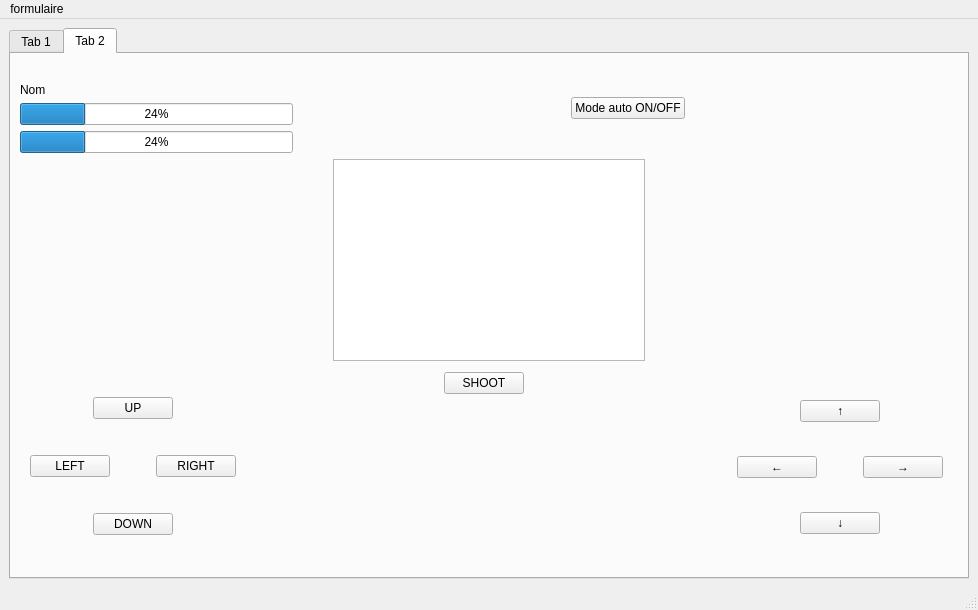
Old version of the form formulaire.ui in the repository RadarsGlenn/agent.
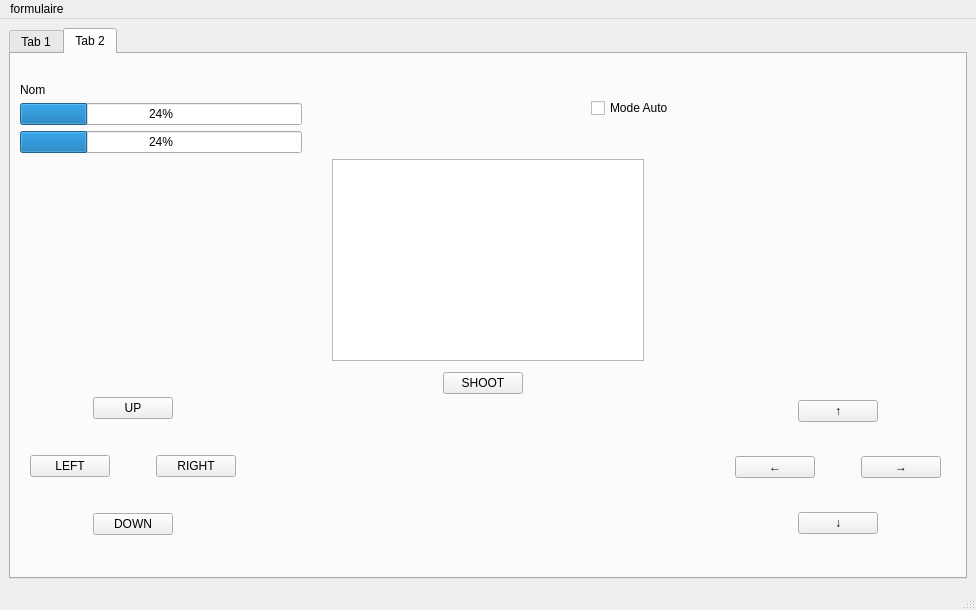
New version of the form.

Commit message: déplacement touche clavier

Patch:
```diff
--- a/formulaire.ui
+++ b/formulaire.ui
@@ -6,7 +6,7 @@
    <rect>
     <x>0</x>
     <y>0</y>
-    <width>978</width>
+    <width>976</width>
     <height>610</height>
    </rect>
   </property>
@@ -282,9 +282,9 @@
              <number>0</number>
             </property>
             <item>
-             <widget class="QPushButton" name="pushButton_11">
+             <widget class="QCheckBox" name="checkBox">
               <property name="text">
-               <string>Mode auto ON/OFF</string>
+               <string>Mode Auto</string>
               </property>
              </widget>
             </item>
@@ -881,7 +881,7 @@
     <rect>
      <x>0</x>
      <y>0</y>
-     <width>978</width>
+     <width>976</width>
      <height>26</height>
     </rect>
    </property>
```
Left out of the diff: 162 changed lines with no effect on the pictures. The commit also changes 1 other file.
